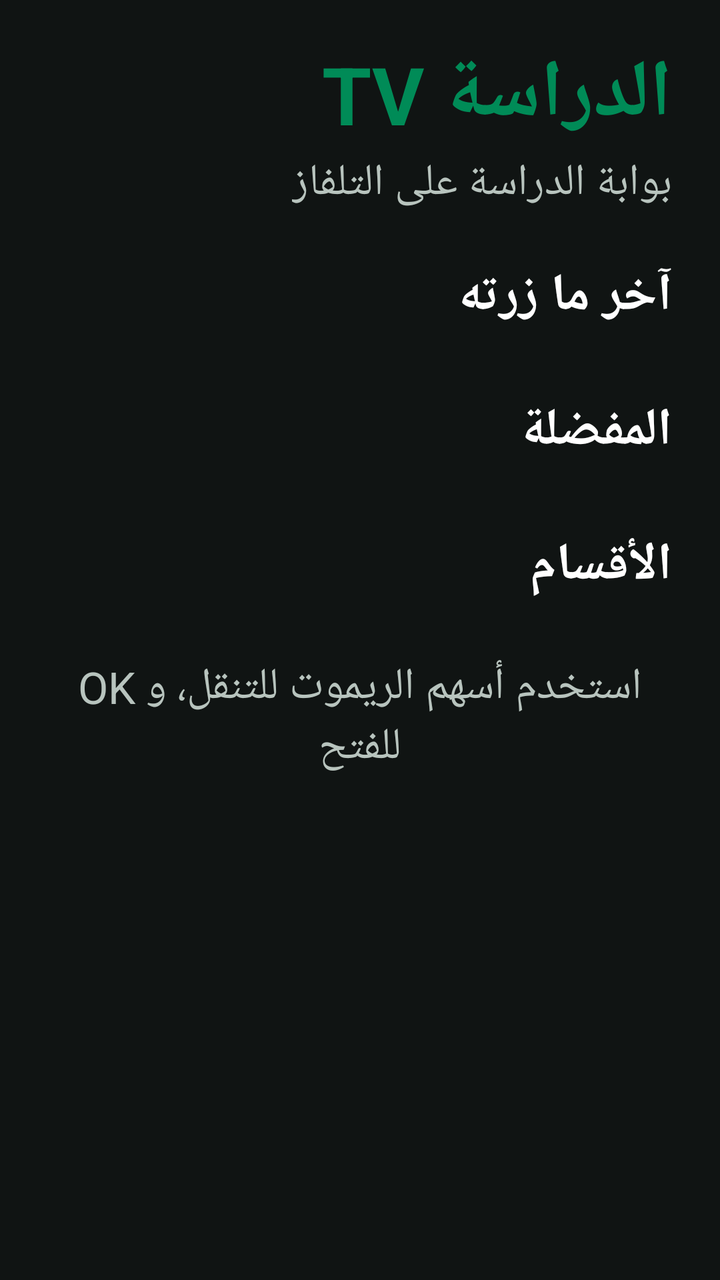
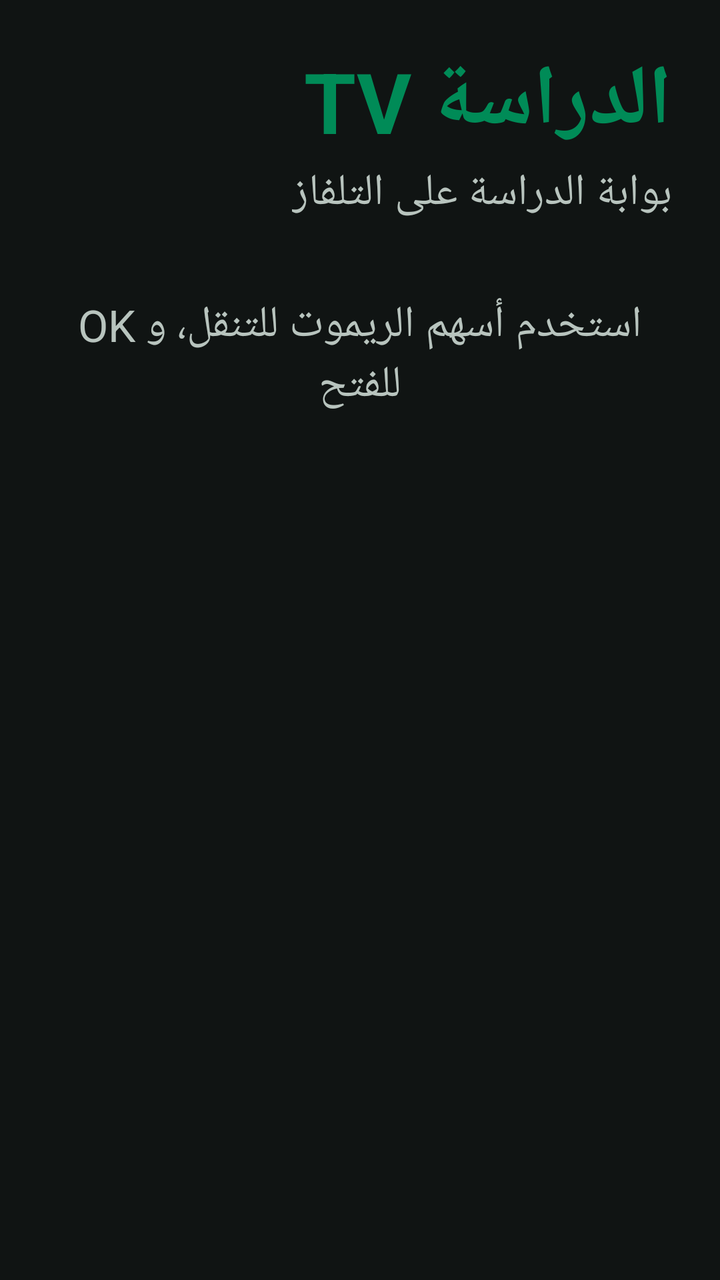

Two renders of the same Android screen: before a commit and after it. Below are the layout's source before the change and the commit's diff.
<!-- AndroidManifest.xml: application theme Theme.EdDirasaTV -->
<!-- res/layout/activity_home.xml -->
<?xml version="1.0" encoding="utf-8"?>
<ScrollView xmlns:android="http://schemas.android.com/apk/res/android"
    android:layout_width="match_parent"
    android:layout_height="match_parent"
    android:background="@color/background_dark"
    android:clipToPadding="false"
    android:descendantFocusability="afterDescendants"
    android:fillViewport="true"
    android:focusable="false"
    android:layoutDirection="rtl"
    android:paddingStart="24dp"
    android:paddingTop="20dp"
    android:paddingEnd="24dp"
    android:paddingBottom="20dp"
    android:scrollbars="none">

    <LinearLayout
        android:layout_width="match_parent"
        android:layout_height="wrap_content"
        android:orientation="vertical">

        <TextView
            android:layout_width="wrap_content"
            android:layout_height="wrap_content"
            android:text="@string/app_name"
            android:textColor="@color/brand_green"
            android:textSize="40sp"
            android:textStyle="bold" />

        <TextView
            android:layout_width="wrap_content"
            android:layout_height="wrap_content"
            android:layout_marginTop="2dp"
            android:text="@string/home_subtitle"
            android:textColor="@color/text_secondary"
            android:textSize="22sp" />

        <LinearLayout
            android:id="@+id/continueBlock"
            android:layout_width="match_parent"
            android:layout_height="wrap_content"
            android:layout_marginTop="20dp"
            android:orientation="vertical"
            android:visibility="gone">

            <TextView
                android:layout_width="wrap_content"
                android:layout_height="wrap_content"
                android:text="@string/home_continue"
                android:textColor="@color/text_light"
                android:textSize="26sp"
                android:textStyle="bold" />

            <LinearLayout
                android:id="@+id/continueRow"
                android:layout_width="match_parent"
                android:layout_height="wrap_content"
                android:layout_marginTop="10dp"
                android:clipChildren="false"
                android:orientation="horizontal" />

        </LinearLayout>

        <TextView
            android:layout_width="wrap_content"
            android:layout_height="wrap_content"
            android:layout_marginTop="24dp"
            android:text="@string/home_recent"
            android:textColor="@color/text_light"
            android:textSize="26sp"
            android:textStyle="bold" />

        <LinearLayout
            android:id="@+id/recentRow"
            android:layout_width="match_parent"
            android:layout_height="wrap_content"
            android:layout_marginTop="10dp"
            android:clipChildren="false"
            android:clipToPadding="false"
            android:orientation="horizontal" />

        <TextView
            android:layout_width="wrap_content"
            android:layout_height="wrap_content"
            android:layout_marginTop="22dp"
            android:text="@string/home_favorites"
            android:textColor="@color/text_light"
            android:textSize="26sp"
            android:textStyle="bold" />

        <LinearLayout
            android:id="@+id/favoritesRow"
            android:layout_width="match_parent"
            android:layout_height="wrap_content"
            android:layout_marginTop="10dp"
            android:clipChildren="false"
            android:clipToPadding="false"
            android:orientation="horizontal" />

        <TextView
            android:layout_width="wrap_content"
            android:layout_height="wrap_content"
            android:layout_marginTop="22dp"
            android:text="@string/home_sections"
            android:textColor="@color/text_light"
            android:textSize="26sp"
            android:textStyle="bold" />

        <LinearLayout
            android:id="@+id/gridContainer"
            android:layout_width="match_parent"
            android:layout_height="wrap_content"
            android:layout_marginTop="10dp"
            android:clipChildren="false"
            android:clipToPadding="false"
            android:orientation="vertical" />

        <TextView
            android:layout_width="match_parent"
            android:layout_height="wrap_content"
            android:layout_marginTop="18dp"
            android:layout_marginBottom="8dp"
            android:gravity="center"
            android:text="@string/home_hint"
            android:textColor="@color/text_secondary"
            android:textSize="22sp" />

    </LinearLayout>

</ScrollView>
<!-- resources referenced by this layout -->
<resources>
  <color name="background_dark">#101413</color>
  <color name="brand_green">#008B57</color>
  <color name="text_light">#FFFFFF</color>
  <color name="text_secondary">#B8C4BE</color>
  <string name="app_name">الدراسة TV</string>
  <string name="home_continue">متابعة من حيث توقفت</string>
  <string name="home_favorites">المفضلة</string>
  <string name="home_hint">استخدم أسهم الريموت للتنقل، و OK للفتح</string>
  <string name="home_recent">آخر ما زرته</string>
  <string name="home_sections">الأقسام</string>
  <string name="home_subtitle">بوابة الدراسة على التلفاز</string>
  <style name="Theme.EdDirasaTV" parent="Theme.AppCompat.NoActionBar">
          <item name="colorPrimary">@color/brand_green</item>
          <item name="colorPrimaryDark">@color/brand_green_dark</item>
          <item name="colorAccent">@color/focus_border</item>
          <item name="android:windowBackground">@color/background_dark</item>
          <item name="android:textColor">@color/text_light</item>
      </style>
  <color name="brand_green_dark">#00693F</color>
  <color name="focus_border">#FFEB3B</color>
</resources>

<!-- the commit's change to res/layout/activity_home.xml (unified diff, before → after) -->
@@ -9,9 +9,9 @@
     android:focusable="false"
     android:layoutDirection="rtl"
     android:paddingStart="24dp"
-    android:paddingTop="20dp"
+    android:paddingTop="22dp"
     android:paddingEnd="24dp"
-    android:paddingBottom="20dp"
+    android:paddingBottom="22dp"
     android:scrollbars="none">
 
     <LinearLayout
@@ -24,93 +24,22 @@
             android:layout_height="wrap_content"
             android:text="@string/app_name"
             android:textColor="@color/brand_green"
-            android:textSize="40sp"
+            android:textSize="42sp"
             android:textStyle="bold" />
 
         <TextView
             android:layout_width="wrap_content"
             android:layout_height="wrap_content"
             android:layout_marginTop="2dp"
+            android:layout_marginBottom="20dp"
             android:text="@string/home_subtitle"
             android:textColor="@color/text_secondary"
             android:textSize="22sp" />
 
         <LinearLayout
-            android:id="@+id/continueBlock"
-            android:layout_width="match_parent"
-            android:layout_height="wrap_content"
-            android:layout_marginTop="20dp"
-            android:orientation="vertical"
-            android:visibility="gone">
-
-            <TextView
-                android:layout_width="wrap_content"
-                android:layout_height="wrap_content"
-                android:text="@string/home_continue"
-                android:textColor="@color/text_light"
-                android:textSize="26sp"
-                android:textStyle="bold" />
-
-            <LinearLayout
-                android:id="@+id/continueRow"
-                android:layout_width="match_parent"
-                android:layout_height="wrap_content"
-                android:layout_marginTop="10dp"
-                android:clipChildren="false"
-                android:orientation="horizontal" />
-
-        </LinearLayout>
-
-        <TextView
-            android:layout_width="wrap_content"
-            android:layout_height="wrap_content"
-            android:layout_marginTop="24dp"
-            android:text="@string/home_recent"
-            android:textColor="@color/text_light"
-            android:textSize="26sp"
-            android:textStyle="bold" />
-
-        <LinearLayout
-            android:id="@+id/recentRow"
-            android:layout_width="match_parent"
-            android:layout_height="wrap_content"
-            android:layout_marginTop="10dp"
-            android:clipChildren="false"
-            android:clipToPadding="false"
-            android:orientation="horizontal" />
-
-        <TextView
-            android:layout_width="wrap_content"
-            android:layout_height="wrap_content"
-            android:layout_marginTop="22dp"
-            android:text="@string/home_favorites"
-            android:textColor="@color/text_light"
-            android:textSize="26sp"
-            android:textStyle="bold" />
-
-        <LinearLayout
-            android:id="@+id/favoritesRow"
-            android:layout_width="match_parent"
-            android:layout_height="wrap_content"
-            android:layout_marginTop="10dp"
-            android:clipChildren="false"
-            android:clipToPadding="false"
-            android:orientation="horizontal" />
-
-        <TextView
-            android:layout_width="wrap_content"
-            android:layout_height="wrap_content"
-            android:layout_marginTop="22dp"
-            android:text="@string/home_sections"
-            android:textColor="@color/text_light"
-            android:textSize="26sp"
-            android:textStyle="bold" />
-
-        <LinearLayout
             android:id="@+id/gridContainer"
             android:layout_width="match_parent"
             android:layout_height="wrap_content"
-            android:layout_marginTop="10dp"
             android:clipChildren="false"
             android:clipToPadding="false"
             android:orientation="vertical" />
@@ -118,8 +47,7 @@
         <TextView
             android:layout_width="match_parent"
             android:layout_height="wrap_content"
-            android:layout_marginTop="18dp"
-            android:layout_marginBottom="8dp"
+            android:layout_marginTop="16dp"
             android:gravity="center"
             android:text="@string/home_hint"
             android:textColor="@color/text_secondary"
<!-- resource entries referenced after the edit -->
@@ -5,11 +5,7 @@
   <color name="text_light">#FFFFFF</color>
   <color name="text_secondary">#B8C4BE</color>
   <string name="app_name">الدراسة TV</string>
-  <string name="home_continue">متابعة من حيث توقفت</string>
-  <string name="home_favorites">المفضلة</string>
   <string name="home_hint">استخدم أسهم الريموت للتنقل، و OK للفتح</string>
-  <string name="home_recent">آخر ما زرته</string>
-  <string name="home_sections">الأقسام</string>
   <string name="home_subtitle">بوابة الدراسة على التلفاز</string>
   <style name="Theme.EdDirasaTV" parent="Theme.AppCompat.NoActionBar">
           <item name="colorPrimary">@color/brand_green</item>
